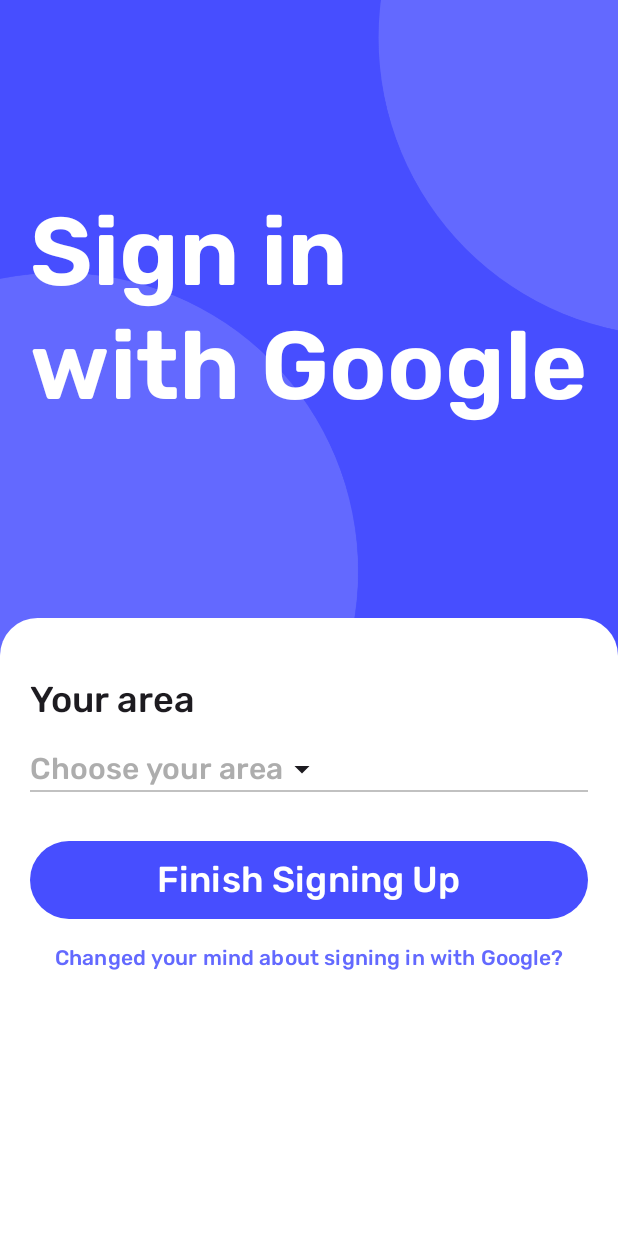
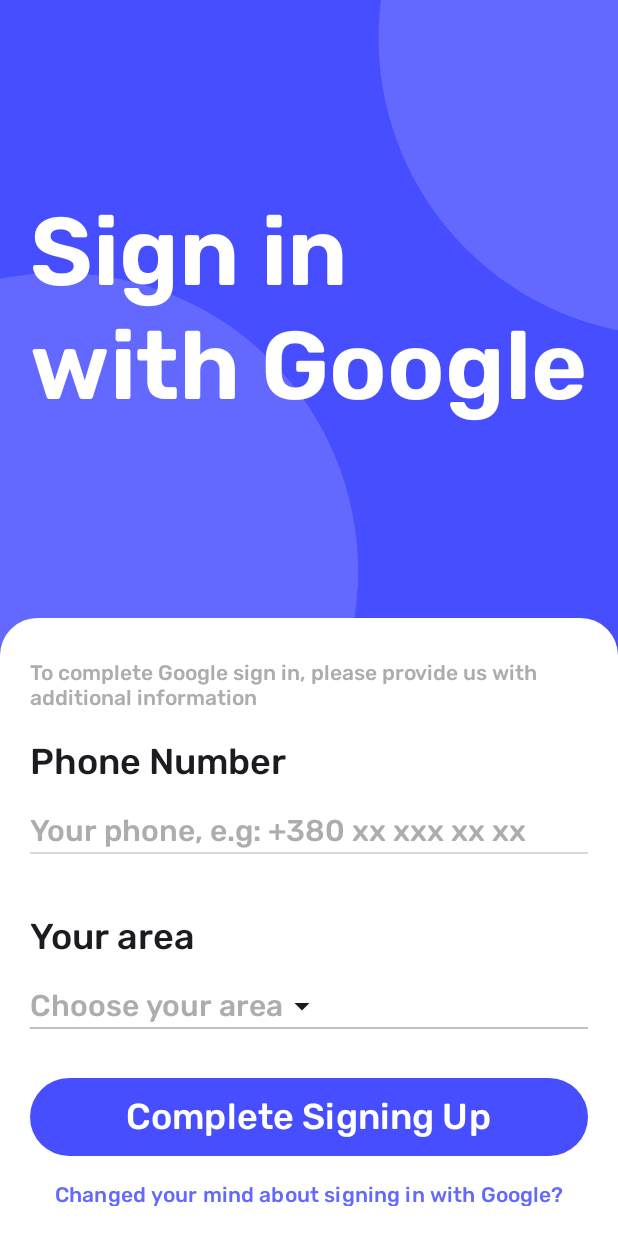
Before and after one commit to DenisShulika/road-radar, an Android app built with Jetpack Compose: the GoogleRegistratingPage screen opened through its navigation route, on a phone screen of 412 x 824 dp. Run offline under Robolectric (Android 15) with nearby library versions, the phone set to English and light mode, and no system bars; our stand-ins replace Firebase (no records; nobody signed in at launch, a user with empty details on screens opened directly), livedata-compose.

Commit message:
Added an additional field with phoneNumber to GoogleRegistratingPage when the user is using sign in with Google. Refactor: renamed NewsPage.kt to IncidentsPage.kt

```diff
--- a/app/src/main/kotlin/com/denisshulika/road_radar/RoadRadarNavigation.kt
+++ b/app/src/main/kotlin/com/denisshulika/road_radar/RoadRadarNavigation.kt
@@ -7,8 +7,8 @@ import androidx.navigation.compose.NavHost
 import androidx.navigation.compose.composable
 import androidx.navigation.compose.rememberNavController
 import com.denisshulika.road_radar.pages.GoogleRegistratingPage
+import com.denisshulika.road_radar.pages.IncidentsPage
 import com.denisshulika.road_radar.pages.LoginPage
-import com.denisshulika.road_radar.pages.NewsPage
 import com.denisshulika.road_radar.pages.PasswordResetPage
 import com.denisshulika.road_radar.pages.SignUpPage
 
@@ -21,7 +21,7 @@ fun RoadRadarNavigation(
 
     LaunchedEffect(authViewModel.authState.value) {
         when (authViewModel.authState.value) {
-            is AuthState.Authenticated -> navController.navigate(Routes.NEWS) { popUpTo(Routes.LOGIN) { inclusive = true } }
+            is AuthState.Authenticated -> navController.navigate(Routes.INCIDENTS) { popUpTo(Routes.LOGIN) { inclusive = true } }
             is AuthState.Registrating -> navController.navigate(Routes.GOOGLE_REGISTRATING) { popUpTo(Routes.LOGIN) { inclusive = true } }
             is AuthState.Unauthenticated -> navController.navigate(Routes.LOGIN) { popUpTo(Routes.LOGIN) { inclusive = true } }
             else -> navController.navigate(Routes.LOGIN) { popUpTo(Routes.LOGIN) { inclusive = true } }
@@ -41,8 +41,8 @@ fun RoadRadarNavigation(
             composable(Routes.PASSWORD_RESET) {
                 PasswordResetPage(modifier, navController, authViewModel)
             }
-            composable(Routes.NEWS) {
-                NewsPage(modifier, navController, authViewModel)
+            composable(Routes.INCIDENTS) {
+                IncidentsPage(modifier, navController, authViewModel)
             }
             composable(Routes.GOOGLE_REGISTRATING) {
                 GoogleRegistratingPage(modifier, navController, authViewModel)
@@ -55,6 +55,6 @@ object Routes {
     const val LOGIN = "login"
     const val SIGNUP = "signup"
     const val PASSWORD_RESET = "password_reset"
-    const val NEWS = "news"
+    const val INCIDENTS = "incidents"
     const val GOOGLE_REGISTRATING = "google_registrating"
 }
--- a/app/src/main/kotlin/com/denisshulika/road_radar/pages/GoogleRegistratingPage.kt
+++ b/app/src/main/kotlin/com/denisshulika/road_radar/pages/GoogleRegistratingPage.kt
@@ -28,6 +28,7 @@ import androidx.compose.material3.CircularProgressIndicator
 import androidx.compose.material3.DropdownMenu
 import androidx.compose.material3.DropdownMenuItem
 import androidx.compose.material3.Icon
+import androidx.compose.material3.MaterialTheme
 import androidx.compose.material3.Text
 import androidx.compose.material3.TextButton
 import androidx.compose.runtime.Composable
@@ -59,6 +60,8 @@ import com.denisshulika.road_radar.AuthState
 import com.denisshulika.road_radar.AuthViewModel
 import com.denisshulika.road_radar.R
 import com.denisshulika.road_radar.Routes
+import com.denisshulika.road_radar.isValidPhoneNumber
+import com.denisshulika.road_radar.ui.components.StyledBasicTextField
 
 @Composable
 fun GoogleRegistratingPage(
@@ -71,7 +74,7 @@ fun GoogleRegistratingPage(
     val context = LocalContext.current
     val coroutineScope = rememberCoroutineScope()
 
-    val regionsByArea = mapOf(
+    @Suppress("SpellCheckingInspection") val regionsByArea = mapOf(
         "Avtonomna Respublika Krym" to listOf("Bakhchysaraiskyi", "Bilogirskyi", "Dzhankoyskyi", "Yevpatoriiskyi", "Kerchenskyi", "Kurmanskyi", "Perekopskyi", "Simferopolskyi", "Feodosiiskyi", "Yaltynskyi"),
         "Vinnytska" to listOf("Vinnytskyi", "Haisynskyi", "Zhmerynskyi", "Mohyliv-Podilskyi", "Tulchynskyi", "Khmilnytskyi"),
         "Volynska" to listOf("Volodymyr-Volynskyi", "Kamin-Kashyrskyi", "Kovelskyi", "Lutskyi"),
@@ -102,6 +105,10 @@ fun GoogleRegistratingPage(
     )
     val areas = regionsByArea.keys.toList()
 
+    var phoneNumber by remember { mutableStateOf("") }
+    var phoneNumberError by remember { mutableStateOf(false) }
+    var isPhoneNumberEmpty by remember { mutableStateOf(false) }
+
     var selectedArea by remember { mutableStateOf<String?>(null) }
     val isAreaDropdownExpanded = remember { mutableStateOf(false) }
     val areaItemPosition = remember { mutableIntStateOf(0) }
@@ -113,7 +120,7 @@ fun GoogleRegistratingPage(
     LaunchedEffect(authState.value) {
         when(authState.value) {
             is AuthState.Authenticated ->
-                navController.navigate(Routes.NEWS)
+                navController.navigate(Routes.INCIDENTS)
             is AuthState.Unauthenticated ->
                 navController.navigate(Routes.LOGIN)
             is AuthState.Error ->
@@ -175,7 +182,55 @@ fun GoogleRegistratingPage(
                             .fillMaxSize()
                             .verticalScroll(rememberScrollState())
                     ) {
+                        Spacer(modifier = Modifier.size(8.dp))
+                        Column (
+                            horizontalAlignment = Alignment.Start,
+                            verticalArrangement = Arrangement.Center
+                        ) {
+                            Text(
+                                text = "To complete Google sign in, please provide us with additional information",
+                                fontSize = 14.sp,
+                                fontFamily = RubikFont,
+                                fontWeight = FontWeight.Normal,
+                                color = Color(0xFFADADAD)
+                            )
+                        }
                         Spacer(modifier = Modifier.size(20.dp))
+                        Column (
+                            verticalArrangement = Arrangement.spacedBy(20.dp)
+                        ) {
+                            Text(
+                                text = "Phone Number",
+                                fontSize = 24.sp,
+                                fontFamily = RubikFont,
+                                fontWeight = FontWeight.Normal
+                            )
+                            StyledBasicTextField(
+                                value = phoneNumber,
+                                onValueChange = {
+                                    phoneNumber = it
+                                    isPhoneNumberEmpty = phoneNumber.isEmpty()
+                                    phoneNumberError = !isValidPhoneNumber(it)
+                                },
+                                placeholder = "Your phone, e.g: +380 xx xxx xx xx"
+                            )
+                        }
+                        if (isPhoneNumberEmpty) {
+                            Spacer(modifier = Modifier.height(4.dp))
+                            Text(
+                                "Phone number cant be empty",
+                                color = Color(0xFFB71C1C),
+                                style = MaterialTheme.typography.bodySmall
+                            )
+                        } else if (phoneNumberError) {
+                            Spacer(modifier = Modifier.height(4.dp))
+                            Text(
+                                "Invalid phone number",
+                                color = Color(0xFFB71C1C),
+                                style = MaterialTheme.typography.bodySmall
+                            )
+                        }
+                        Spacer(modifier = Modifier.size(32.dp))
                         Column(
                             verticalArrangement = Arrangement.spacedBy(20.dp)
                         ) {
@@ -263,7 +318,7 @@ fun GoogleRegistratingPage(
 
                         if (selectedArea != null) {
                             Spacer(modifier = Modifier.size(32.dp))
-                            Column(
+                            Column (
                                 verticalArrangement = Arrangement.spacedBy(20.dp)
                             ) {
                                 Text(
@@ -352,6 +407,16 @@ fun GoogleRegistratingPage(
                         Spacer(modifier = Modifier.size(24.dp))
                         Button(
                             onClick = {
+                                isPhoneNumberEmpty = phoneNumber.isEmpty()
+                                if(isPhoneNumberEmpty) {
+                                    Toast.makeText(context, "Please, enter your phone", Toast.LENGTH_LONG).show()
+                                    return@Button
+                                }
+                                phoneNumberError = !isValidPhoneNumber(phoneNumber)
+                                if(phoneNumberError) {
+                                    Toast.makeText(context, "Please, enter correct phone number", Toast.LENGTH_LONG).show()
+                                    return@Button
+                                }
                                 if(selectedArea == null) {
                                     Toast.makeText(context, "Please, select your area", Toast.LENGTH_LONG).show()
                                     return@Button
@@ -360,6 +425,7 @@ fun GoogleRegistratingPage(
                                     return@Button
                                 } else {
                                     authViewModel.completeRegistrationViaGoogle(
+                                        phoneNumber,
                                         selectedArea!!,
                                         selectedRegion!!,
                                         context,
@@ -386,7 +452,7 @@ fun GoogleRegistratingPage(
                                 }
                             } else {
                                 Text(
-                                    text = "Finish Signing Up",
+                                    text = "Complete Signing Up",
                                     fontSize = 24.sp,
                                     fontFamily = RubikFont,
                                     fontWeight = FontWeight.Normal
--- a/app/src/main/kotlin/com/denisshulika/road_radar/pages/NewsPage.kt
+++ b/app/src/main/kotlin/com/denisshulika/road_radar/pages/IncidentsPage.kt
@@ -20,7 +20,7 @@ import com.denisshulika.road_radar.Routes
 import com.google.firebase.auth.FirebaseAuth
 
 @Composable
-fun NewsPage(
+fun IncidentsPage(
     modifier: Modifier = Modifier,
     navController: NavController,
     authViewModel: AuthViewModel
--- a/app/src/main/kotlin/com/denisshulika/road_radar/pages/LoginPage.kt
+++ b/app/src/main/kotlin/com/denisshulika/road_radar/pages/LoginPage.kt
@@ -17,8 +17,10 @@ import androidx.compose.foundation.layout.navigationBars
 import androidx.compose.foundation.layout.padding
 import androidx.compose.foundation.layout.size
 import androidx.compose.foundation.layout.statusBars
+import androidx.compose.foundation.rememberScrollState
 import androidx.compose.foundation.shape.RoundedCornerShape
 import androidx.compose.foundation.text.KeyboardOptions
+import androidx.compose.foundation.verticalScroll
 import androidx.compose.material3.Button
 import androidx.compose.material3.ButtonDefaults
 import androidx.compose.material3.CircularProgressIndicator
@@ -86,7 +88,7 @@ fun LoginPage(
     LaunchedEffect(authState.value) {
         when(authState.value) {
             is AuthState.Authenticated ->
-                navController.navigate(Routes.NEWS)
+                navController.navigate(Routes.INCIDENTS)
             is AuthState.Registrating ->
                 navController.navigate(Routes.GOOGLE_REGISTRATING)
             is AuthState.Error -> {
@@ -135,6 +137,7 @@ fun LoginPage(
                 Column(
                     modifier = Modifier
                         .padding(20.dp)
+                        .verticalScroll(rememberScrollState())
                 ) {
                     Spacer(modifier = Modifier.size(16.dp))
                     Column(
--- a/app/src/main/kotlin/com/denisshulika/road_radar/pages/PasswordResetPage.kt
+++ b/app/src/main/kotlin/com/denisshulika/road_radar/pages/PasswordResetPage.kt
@@ -16,8 +16,10 @@ import androidx.compose.foundation.layout.navigationBars
 import androidx.compose.foundation.layout.padding
 import androidx.compose.foundation.layout.size
 import androidx.compose.foundation.layout.statusBars
+import androidx.compose.foundation.rememberScrollState
 import androidx.compose.foundation.shape.RoundedCornerShape
 import androidx.compose.foundation.text.KeyboardOptions
+import androidx.compose.foundation.verticalScroll
 import androidx.compose.material3.Button
 import androidx.compose.material3.ButtonDefaults
 import androidx.compose.material3.CircularProgressIndicator
@@ -127,6 +129,7 @@ fun PasswordResetPage(
                     modifier = Modifier
                         .padding(20.dp)
                         .fillMaxSize()
+                        .verticalScroll(rememberScrollState())
                 ) {
                     Spacer(modifier = Modifier.size(20.dp))
                     Column(
```
Also changed, not shown: app/src/main/kotlin/com/denisshulika/road_radar/AuthViewModel.kt (+26 -2 lines), app/src/main/kotlin/com/denisshulika/road_radar/pages/SignUpPage.kt (+6 -26 lines).
